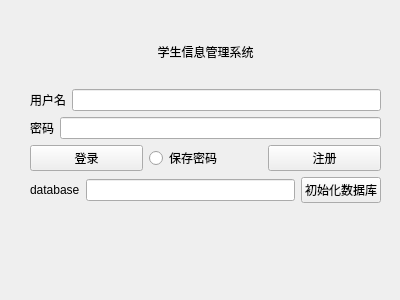
This is data/ui/login.ui in fengyangdong/mysql_gui as Qt 5 draws it before an edit. The edited form follows.
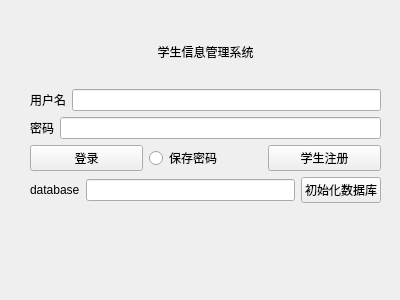
This is the edited form.

Commit message: 完成注册界面的搭建

```diff
--- a/data/ui/login.ui
+++ b/data/ui/login.ui
@@ -93,7 +93,7 @@
       <item>
        <widget class="QPushButton" name="user_logon">
         <property name="text">
-         <string>注册</string>
+         <string>学生注册</string>
         </property>
        </widget>
       </item>
```
The commit also changes 6 other files.
